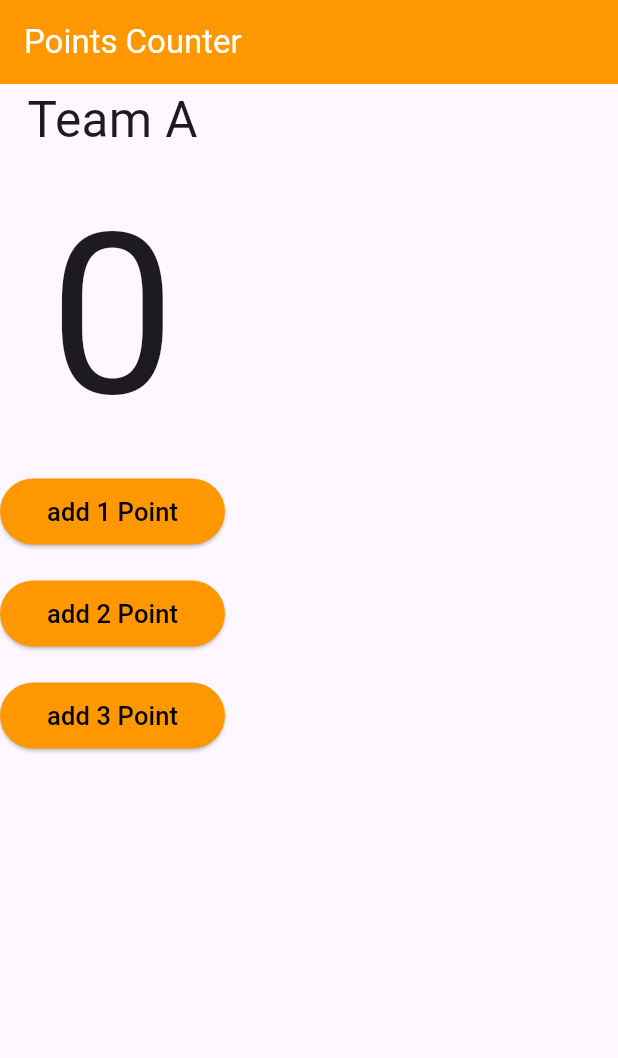
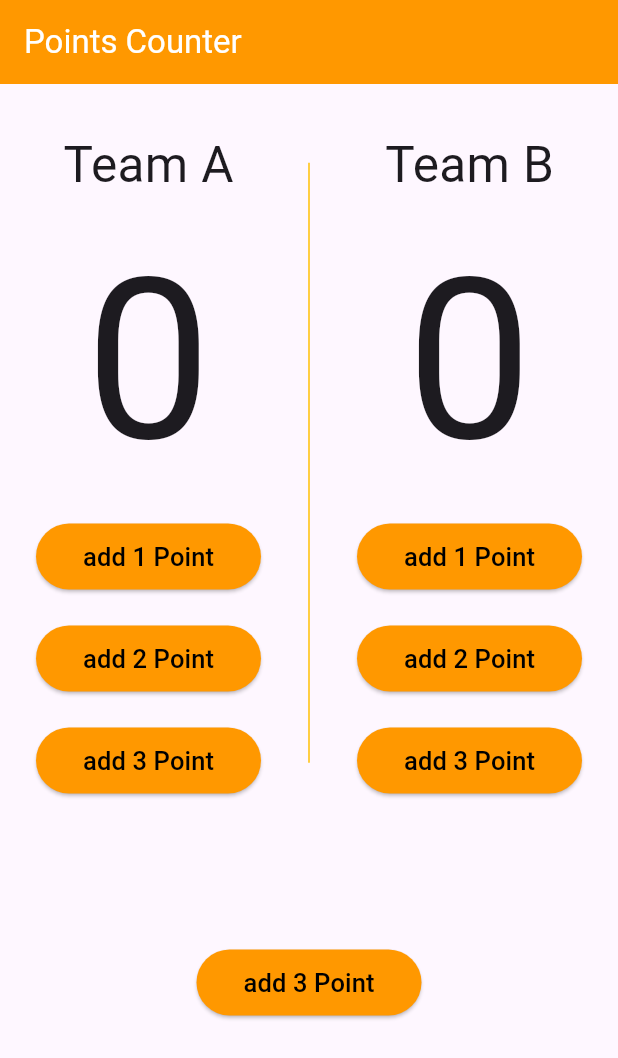
Before and after one commit to 01151634247/Basket_Boint_CounterApp, a Flutter app: the screen it shows after launch, on a phone screen of 412 x 824 dp. Shown: the top 1058 px of the screen. Run offline on Flutter 3.47's test engine with Material 3 defaults, Android fonts, the phone set to English and light mode, and no system bars.

Commit message:
add variable in homepage

```diff
--- a/lib/widget/Basket_Counter_Body.dart
+++ b/lib/widget/Basket_Counter_Body.dart
@@ -1,8 +1,17 @@
 
 import 'package:flutter/material.dart';
 
-class BasketCounterBody extends StatelessWidget {
+class BasketCounterBody extends StatefulWidget {
   const BasketCounterBody({super.key});
+
+  @override
+  State<BasketCounterBody> createState() => _BasketCounterBodyState();
+}
+
+class _BasketCounterBodyState extends State<BasketCounterBody> {
+  int teamApoints=0;
+
+   int teamBpoints=0;
 
   @override
   Widget build(BuildContext context) {
@@ -12,11 +21,21 @@ class BasketCounterBody extends StatelessWidget {
         title: Text('Points Counter',style: TextStyle(color: Colors.white),),
         ),
         body: Column(
+
+          children: [
+            SizedBox(
+              height: 30,
+            ),
+
+            Row(
+              mainAxisAlignment: MainAxisAlignment.spaceEvenly,
+              children: [
+                Column(
                   children: [
                     Text('Team A',style: TextStyle(
                       fontSize: 33,
                     ),),
-            Text('0',style: TextStyle(
+                    Text('$teamApoints',style: TextStyle(
                       fontSize: 150,
 
                     ),),
@@ -25,7 +44,14 @@ class BasketCounterBody extends StatelessWidget {
                         backgroundColor: Colors.orange,
                         minimumSize: Size(150,44),
                       ),
-              onPressed: (){}, child:Text('add 1 Point',style: TextStyle(
+                      onPressed: (){
+                        teamApoints=teamApoints+1;
+                        setState(() {
+
+                        });
+
+
+                      }, child:Text('add 1 Point',style: TextStyle(
                         fontSize: 17,
                         color: Colors.black,
                       ),),),
@@ -39,7 +65,12 @@ class BasketCounterBody extends StatelessWidget {
                         backgroundColor: Colors.orange,
                         minimumSize: Size(150,44),
                       ),
-              onPressed: (){}, child:Text('add 2 Point',style: TextStyle(
+                      onPressed: (){
+                         teamApoints=teamApoints+2;
+                        setState(() {
+
+                        });
+                      }, child:Text('add 2 Point',style: TextStyle(
                         fontSize: 17,
                         color: Colors.black,
                       ),),),
@@ -51,13 +82,120 @@ class BasketCounterBody extends StatelessWidget {
                         backgroundColor: Colors.orange,
                         minimumSize: Size(150,44),
                       ),
-              onPressed: (){}, child:Text('add 3 Point',style: TextStyle(
+                      onPressed: (){
+                         teamApoints=teamApoints+3;
+                        setState(() {
+
+                        });
+                      }, child:Text('add 3 Point',style: TextStyle(
+                        fontSize: 17,
+                        color: Colors.black,
+                      ),),),
+
+
+
+                  ],
+                ),
+                  SizedBox(
+                    height: 400,
+                    child: VerticalDivider(
+                      color: Colors.amber,
+
+                    ),
+                  ),
+
+
+                 Column(
+                  children: [
+                    Text('Team B',style: TextStyle(
+                      fontSize: 33,
+                    ),),
+                    Text('$teamBpoints',style: TextStyle(
+                      fontSize: 150,
+
+                    ),),
+                    ElevatedButton(
+                      style: ElevatedButton.styleFrom(
+                        backgroundColor: Colors.orange,
+                        minimumSize: Size(150,44),
+                      ),
+                      onPressed: (){
+                         teamBpoints=teamBpoints+1;
+                        setState(() {
+
+                        });
+                      }, child:Text('add 1 Point',style: TextStyle(
+                        fontSize: 17,
+                        color: Colors.black,
+                      ),),),
+
+                      SizedBox(
+                        height:20 ,
+                       ),
+
+                      ElevatedButton(
+                      style: ElevatedButton.styleFrom(
+                        backgroundColor: Colors.orange,
+                        minimumSize: Size(150,44),
+                      ),
+                      onPressed: (){
+                         teamBpoints=teamBpoints+2;
+                        setState(() {
+
+                        });
+                      }, child:Text('add 2 Point',style: TextStyle(
+                        fontSize: 17,
+                        color: Colors.black,
+                      ),),),
+                       SizedBox(
+                        height:20 ,
+                       ),
+                      ElevatedButton(
+                      style: ElevatedButton.styleFrom(
+                        backgroundColor: Colors.orange,
+                        minimumSize: Size(150,44),
+                      ),
+                      onPressed: (){
+                        teamBpoints=teamBpoints+3;
+                        setState(() {
+                        });
+
+                      }, child:Text('add 3 Point',style: TextStyle(
+                        fontSize: 17,
+                        color: Colors.black,
+                      ),),),
+
+
+
+                  ],
+                ),
+              ],
+            ),
+            SizedBox(
+              height: 100,
+            ),
+            ElevatedButton(
+                  style: ElevatedButton.styleFrom(
+                    backgroundColor: Colors.orange,
+                    minimumSize: Size(150,44),
+                  ),
+                  onPressed: (){
+                    teamApoints=0;
+                    teamBpoints=0;
+                    setState(() {
+
+                    });
+                  }, child:Text('add 3 Point',style: TextStyle(
                     fontSize: 17,
                     color: Colors.black,
                   ),),),
 
           ],
         ),
+
+
+
+
     );
   }
 }
```
Lines whose indentation alone changed are shown as unchanged.
